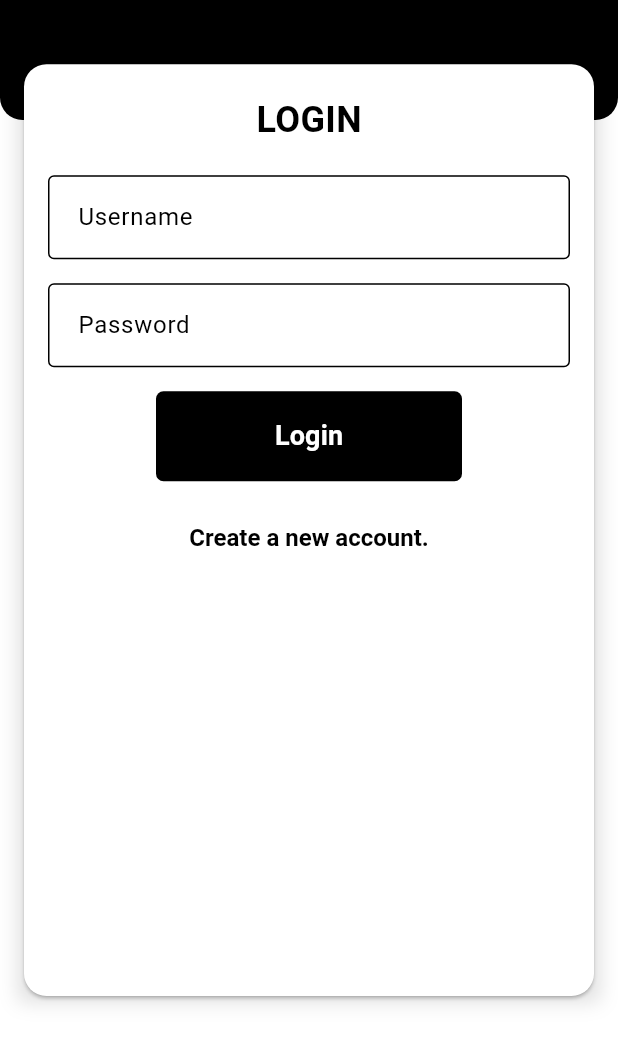
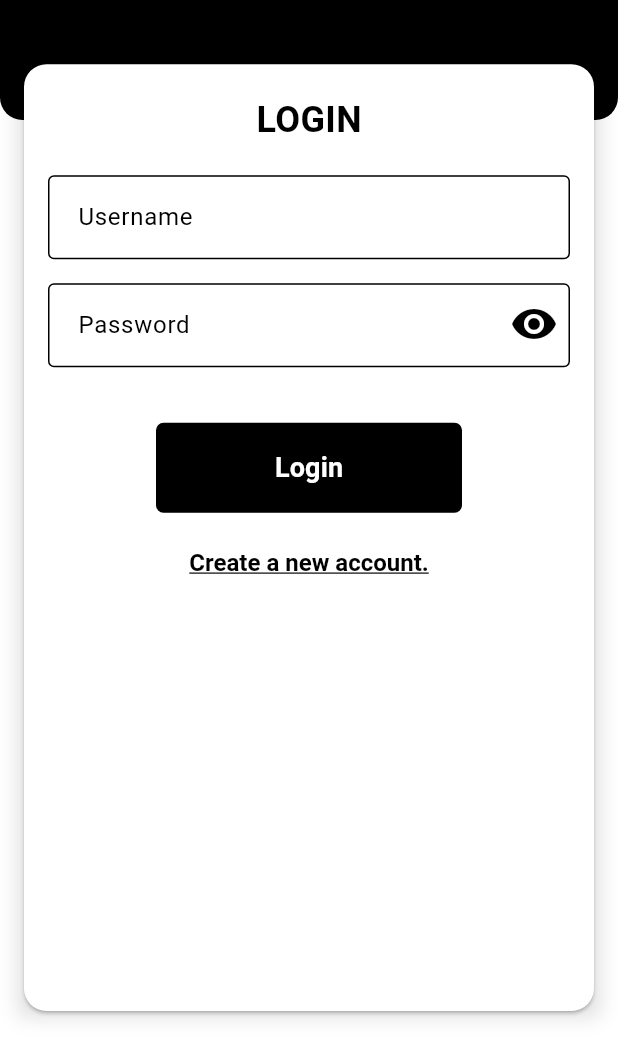
Before and after one commit to quebn/avert, a Flutter app: the screen it shows after launch, on a phone screen of 412 x 824 dp, the part 189-1236 px from its top. Run offline on Flutter 3.47's test engine with Material 3 defaults, Android fonts, the phone set to English and light mode, and no system bars; our stand-ins replace email_validator, firebase_auth, google_fonts, hexcolor, permission_handler, sqflite; missing offline and left inert: baseflow_plugin_template, login, permission_handler_platform_interface; accounts and stored records are empty; statements that could not run were skipped.

Commit message:
finish initial login screen.

```diff
--- a/lib/core/components/acqua_input.dart
+++ b/lib/core/components/acqua_input.dart
@@ -1,21 +1,31 @@
 import "package:flutter/material.dart";
+import "package:acqua/core/utils.dart";
 
 enum AcquaInputType {
   text,
   password,
-  dateTime,
+  datetime,
 }
 
-class AcquaInput extends StatelessWidget {
+class AcquaInput extends StatefulWidget {
   const AcquaInput({
     super.key,
+    required this.labelText,
+    required this.controller,
     this.xPadding = 8,
     this.yPadding = 8,
-    required this.labelText,
     this.gapPadding = 8,
     this.inputType = AcquaInputType.text,
-    required this.controller
   });
+
+  const AcquaInput.password({
+    super.key,
+    required this.controller,
+    this.xPadding = 8,
+    this.yPadding = 8,
+    this.gapPadding = 8,
+    this.labelText = "Password",
+  }) : inputType = AcquaInputType.password ;
 
   final String labelText;
   final double xPadding, yPadding;
@@ -23,35 +33,78 @@ class AcquaInput extends StatelessWidget {
   final AcquaInputType inputType;
   final TextEditingController controller;
 
-  bool get _shouldObscure {
-    return inputType == AcquaInputType.password;
+  @override
+  State<StatefulWidget> createState() => _InputState();
 }
 
-  bool get _shouldSuggest {
-    return inputType != AcquaInputType.password;
-  }
+class _InputState extends State<AcquaInput> {
 
-  bool get _shouldAutoCorrect {
-    return inputType != AcquaInputType.password;
-  }
+  bool shouldObscure = true;
 
   @override
   Widget build(BuildContext context) {
-    return Padding(
-      padding: EdgeInsets.symmetric(horizontal: xPadding, vertical: yPadding),
+    printLog("Building Input Field listening for value of shouldObscure: $shouldObscure", level: LogLevel.warn);
+    switch(widget.inputType) {
+      case AcquaInputType.password:
+        return Stack(
+          children: [
+            password(context),
+            Positioned.fill(
+              child: Align(
+                alignment: Alignment.centerRight,
+                child: showButton(context),
+              ),
+            ),
+          ]
+        );
+      default:
+        return text(context);
+    }
+  }
+
+  Widget password(BuildContext context) => Padding(
+    padding: EdgeInsets.symmetric(horizontal: widget.xPadding, vertical: widget.yPadding),
     child: TextField(
-        obscureText: _shouldObscure,
-        enableSuggestions: _shouldSuggest,
-        autocorrect: _shouldAutoCorrect,
-        controller: controller,
+      obscureText: shouldObscure,
+      enableSuggestions: false,
+      autocorrect: false,
+      controller: widget.controller,
       decoration: InputDecoration(
         iconColor: Colors.white,
         border: OutlineInputBorder(
-            gapPadding: gapPadding,
+          gapPadding: widget.gapPadding,
         ),
-          labelText: labelText,
+        labelText: widget.labelText,
       )
     )
   );
+
+  Widget text(BuildContext context) => Padding(
+    padding: EdgeInsets.symmetric(horizontal: widget.xPadding, vertical: widget.yPadding),
+    child: TextField(
+      controller: widget.controller,
+      decoration: InputDecoration(
+        iconColor: Colors.white,
+        border: OutlineInputBorder(
+          gapPadding: widget.gapPadding,
+        ),
+        labelText: widget.labelText,
+      )
+    )
+  );
+
+  Widget showButton(BuildContext context, { double padding = 8}) => Padding(
+    padding: EdgeInsets.all(padding),
+    child: IconButton(
+      iconSize: 32,
+      isSelected: shouldObscure,
+      icon: const Icon(Icons.visibility_off_rounded),
+      selectedIcon: const Icon(Icons.visibility_rounded),
+      onPressed: () {
+        setState(() {
+          shouldObscure = !shouldObscure;
+        });
+      },
+    ),
+  );
 }
-}
--- a/lib/core/components/acqua_link.dart
+++ b/lib/core/components/acqua_link.dart
@@ -26,6 +26,7 @@ class AcquaLink extends StatelessWidget {
             recognizer: TapGestureRecognizer()..onTap = onPressed,
             text: linkText,
             style: TextStyle(
+              decoration: TextDecoration.underline,
               color: Colors.black,
               fontSize: linkSize,
               fontWeight: FontWeight.bold,
--- a/lib/core/login.dart
+++ b/lib/core/login.dart
@@ -15,6 +15,8 @@ class LoginPage extends StatefulWidget {
 class _LoginPageState extends State<LoginPage> {
 
   bool isLogin = true;
+  String errMsg = "";
+  //"Incorrect Password!"
 
   @override
   Widget build(BuildContext context) {
@@ -52,7 +54,7 @@ class _LoginPageState extends State<LoginPage> {
               left:   12.0,
               right:  12.0,
               top:    MediaQuery.sizeOf(context).height / 5,
-              bottom: 30.0,
+              bottom: 20.0,
             ),
             child: Card(
               shape: RoundedRectangleBorder(
@@ -67,7 +69,7 @@ class _LoginPageState extends State<LoginPage> {
               )
             )
           )
-        ]
+        ],
       )
     );
   }
@@ -98,9 +100,18 @@ class _LoginPageState extends State<LoginPage> {
               labelText: "Username",
               controller: userCon,
             ),
-            AcquaInput(
-              labelText: "Password",
+            AcquaInput.password(
               controller: passwordCon,
+            ),
+            Padding(
+              padding:EdgeInsets.only(left: 10,),
+              child: Text(errMsg,
+                style: TextStyle(
+                  fontSize: 14.0,
+                  fontWeight: FontWeight.bold,
+                  color: Colors.red,
+                ),
+              )
             ),
             AcquaButton(
               buttonName:"Login",
@@ -113,10 +124,9 @@ class _LoginPageState extends State<LoginPage> {
             AcquaLink(
               linkText: "Create a new account.",
               linkSize: 16,
-              yMargin: 20,
+              yMargin: 16,
               onPressed: (){ printLog("Pressed Link"); },
             ),
-
           ],
         )
       ),
@@ -131,6 +141,9 @@ class _LoginPageState extends State<LoginPage> {
   void signupPage(BuildContext context) {
     printLog("Building signup page!");
 
+    // TODO: to add
+    // - error message pop-up for unmatched passwords.
+    // - password strength indicator.
     Navigator.push(context,
       MaterialPageRoute(
         builder: (context) => Scaffold(
--- a/lib/core/utils/logger.dart
+++ b/lib/core/utils/logger.dart
@@ -20,7 +20,7 @@ enum LogLevel {
 void printLog(String text, {LogLevel level = LogLevel.debug}) {
   switch (level) {
     case LogLevel.debug:
-      debugPrint("\x1B[34m [DEBUG]: $text\x1B[0m");
+      debugPrint("\x1B[32m [DEBUG]: $text\x1B[0m");
       break;
     case LogLevel.warn:
       debugPrint("\x1B[33m [WARN]: $text\x1B[0m");
```
Lines whose indentation alone changed are shown as unchanged.
